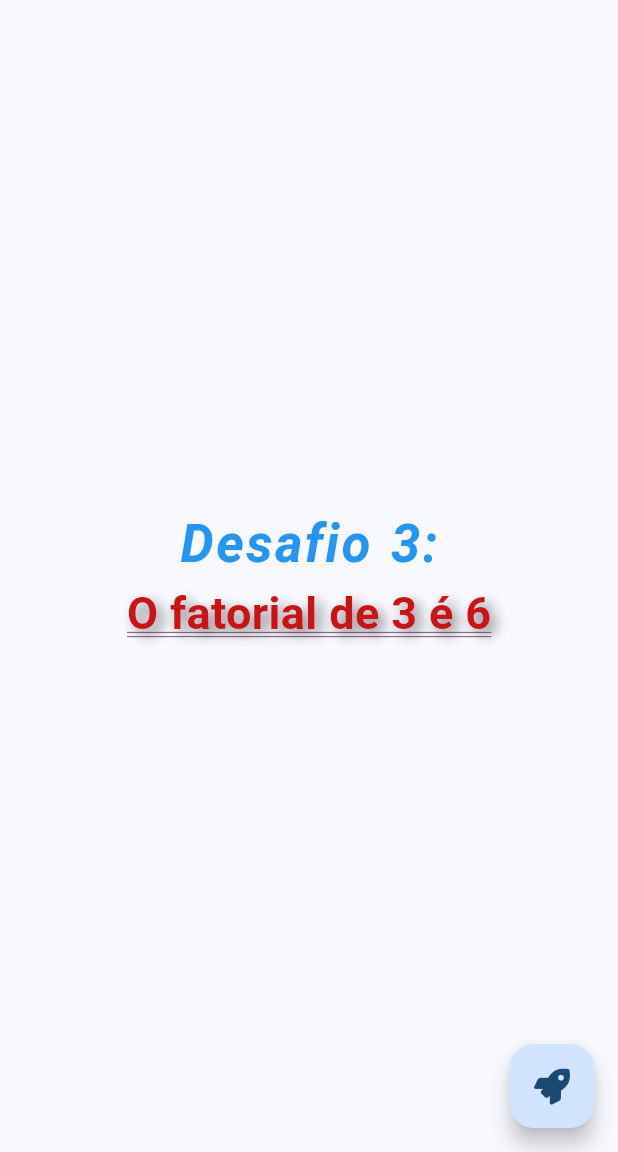
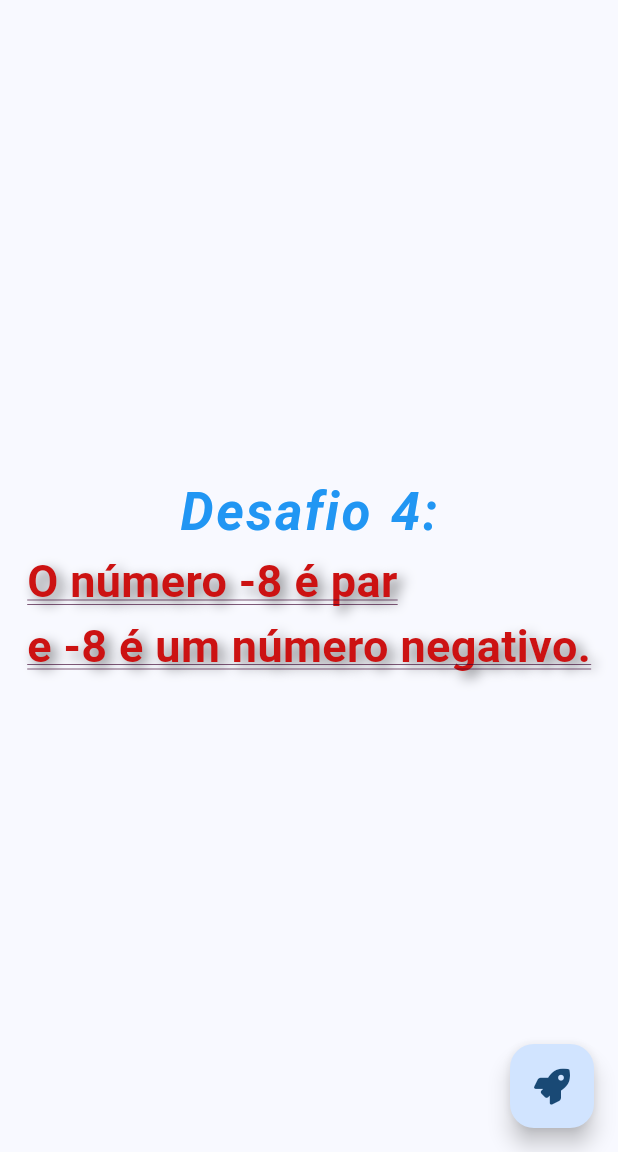
Before and after one commit to MateusOliveira991/projeto-flutter-modulo2, a Flutter app: the screen it shows after launch, after a tap on an icon or button, on a phone screen of 412 x 824 dp, the part 84-1236 px from its top. Run offline on Flutter 3.47's test engine with Material 3 defaults, Android fonts, the phone set to English and light mode, and no system bars; our stand-ins replace font_awesome_flutter.

Commit message:
Feat: Se par ou ímpar e se positivo ou negativo

```diff
--- a/lib/main.dart
+++ b/lib/main.dart
@@ -103,6 +103,37 @@ int calcularFatorial(int numero) {
     }
   }
 
+//Crie uma função que inicialize um número qualquer. Como resultado,
+//mostre na tela se o número é par ou ímpar e positivo ou negativo.
+
+  void _desafio4() {
+    int numero = -8;
+    String parImpar = '';
+    String valor = '';
+
+
+
+      if (numero == 0) {
+        parImpar =
+            'Apesar de ser o número $numero , ele é considerado como par.';
+      } else if (numero % 2 == 0) {
+        parImpar = 'O número $numero é par';
+      } else {
+        parImpar = 'O número $numero é ímpar';
+      }
+
+      if (numero > 0) {
+        valor = 'e $numero é um número positivo.';
+      } else if (numero < 0) {
+        valor = 'e $numero é um número negativo.';
+      } else {
+        valor = 'Nem negativo e nem positivo. É considerado neutro.';
+      }
+
+      _result = '$parImpar\n$valor';
+      setState(() {});
+
+  }
 
   @override
   Widget build(BuildContext context) {
@@ -116,7 +147,7 @@ int calcularFatorial(int numero) {
           mainAxisAlignment: MainAxisAlignment.center,
           children: <Widget>[
             const Text(
-              'Desafio 3:',
+              'Desafio 4:',
               style: TextStyle(
                 fontSize: 35,
                 fontWeight: FontWeight.bold,
@@ -151,8 +182,8 @@ int calcularFatorial(int numero) {
         ),
       ),
       floatingActionButton: FloatingActionButton(
-        onPressed: _desafio3,
-        tooltip: '_desafio3',
+        onPressed: _desafio4,
+        tooltip: '_desafio4',
         child: const Icon(FontAwesomeIcons.rocket),
       ),
     );
```
Lines whose indentation alone changed are shown as unchanged.
